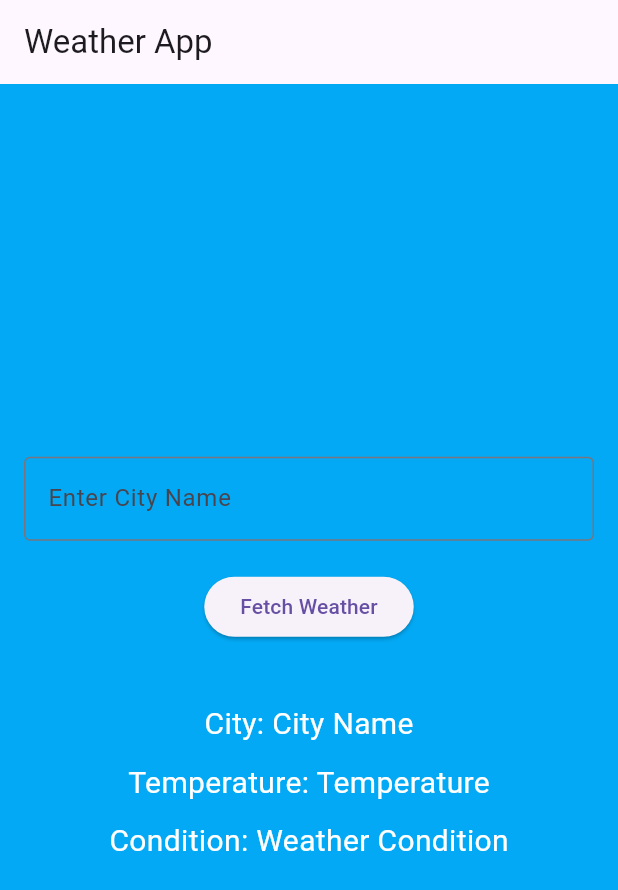
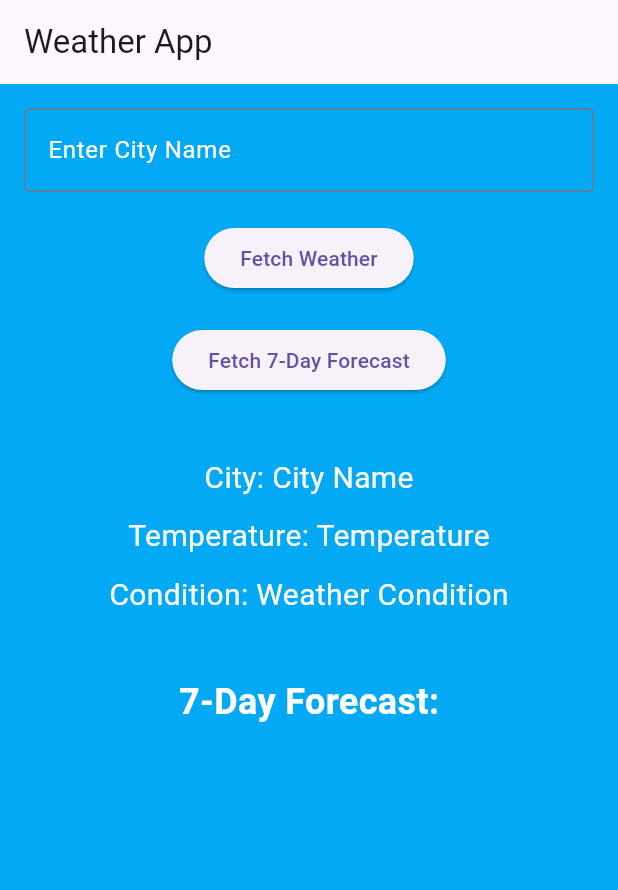
Before and after one commit to abhiramgelle1/WeatherInfoApp-ClassActivity, a Flutter app: the screen it shows after launch, on a phone screen of 412 x 824 dp. Shown: the top 890 px of the screen. Run offline on Flutter 3.47's test engine with Material 3 defaults, Android fonts, the phone set to English and light mode, and no system bars.

Commit message:
Implemented 7-day weather forecast feature

```diff
--- a/lib/main.dart
+++ b/lib/main.dart
@@ -11,12 +11,12 @@ class MyApp extends StatelessWidget {
     return MaterialApp(
       title: 'Weather App',
       theme: ThemeData(
-          primarySwatch: Colors.blue,
-          scaffoldBackgroundColor: Colors.lightBlue, // Set sky blue background
-          textTheme: TextTheme(
-            bodyMedium: TextStyle(
-                color: Colors.white), // Set default text color to white
-          )),
+        primarySwatch: Colors.blue,
+        scaffoldBackgroundColor: Colors.lightBlue,
+        textTheme: TextTheme(
+          bodyMedium: TextStyle(color: Colors.white),
+        ),
+      ),
       home: WeatherScreen(),
     );
   }
@@ -29,9 +29,10 @@ class WeatherScreen extends StatefulWidget {
 
 class _WeatherScreenState extends State<WeatherScreen> {
   final TextEditingController _cityController = TextEditingController();
-  String _weatherCondition = "Weather Condition";
   String _cityName = "City Name";
   String _temperature = "Temperature";
+  String _weatherCondition = "Weather Condition";
+  List<Map<String, String>> _weeklyForecast = [];
 
   void _fetchWeather() {
     setState(() {
@@ -43,9 +44,28 @@ class _WeatherScreenState extends State<WeatherScreen> {
       List<String> weatherConditions = ['Sunny', 'Cloudy', 'Rainy'];
       String weatherCondition = weatherConditions[random.nextInt(3)];
 
+      _cityName = cityName;
       _temperature = '$temperature°C';
-      _cityName = cityName;
       _weatherCondition = weatherCondition;
+    });
+  }
+
+  void _fetchWeeklyForecast() {
+    setState(() {
+      _weeklyForecast.clear();
+
+      Random random = Random();
+      List<String> weatherConditions = ['Sunny', 'Cloudy', 'Rainy'];
+
+      for (int i = 0; i < 7; i++) {
+        int temperature = 15 + random.nextInt(16);
+        String weatherCondition = weatherConditions[random.nextInt(3)];
+        _weeklyForecast.add({
+          'day': 'Day ${i + 1}',
+          'temperature': '$temperature°C',
+          'condition': weatherCondition,
+        });
+      }
     });
   }
 
@@ -64,28 +84,61 @@ class _WeatherScreenState extends State<WeatherScreen> {
               controller: _cityController,
               decoration: InputDecoration(
                 labelText: 'Enter City Name',
+                labelStyle: TextStyle(color: Colors.white),
                 border: OutlineInputBorder(),
               ),
+              style: TextStyle(color: Colors.white),
             ),
             SizedBox(height: 20),
             ElevatedButton(
               onPressed: _fetchWeather,
               child: Text('Fetch Weather'),
             ),
+            SizedBox(height: 20),
+            ElevatedButton(
+              onPressed: _fetchWeeklyForecast,
+              child: Text('Fetch 7-Day Forecast'),
+            ),
             SizedBox(height: 40),
             Text(
               'City: $_cityName',
-              style: TextStyle(fontSize: 20),
+              style: TextStyle(fontSize: 20, color: Colors.white),
             ),
             SizedBox(height: 10),
             Text(
               'Temperature: $_temperature',
-              style: TextStyle(fontSize: 20),
+              style: TextStyle(fontSize: 20, color: Colors.white),
             ),
             SizedBox(height: 10),
             Text(
               'Condition: $_weatherCondition',
-              style: TextStyle(fontSize: 20),
+              style: TextStyle(fontSize: 20, color: Colors.white),
+            ),
+            SizedBox(height: 40),
+            Text(
+              '7-Day Forecast:',
+              style: TextStyle(
+                  fontSize: 24,
+                  fontWeight: FontWeight.bold,
+                  color: Colors.white),
+            ),
+            SizedBox(height: 10),
+            Expanded(
+              child: ListView.builder(
+                itemCount: _weeklyForecast.length,
+                itemBuilder: (context, index) {
+                  return ListTile(
+                    title: Text(
+                      _weeklyForecast[index]['day']!,
+                      style: TextStyle(fontSize: 18, color: Colors.white),
+                    ),
+                    subtitle: Text(
+                      '${_weeklyForecast[index]['temperature']!}, ${_weeklyForecast[index]['condition']!}',
+                      style: TextStyle(color: Colors.white),
+                    ),
+                  );
+                },
+              ),
             ),
           ],
         ),
```
